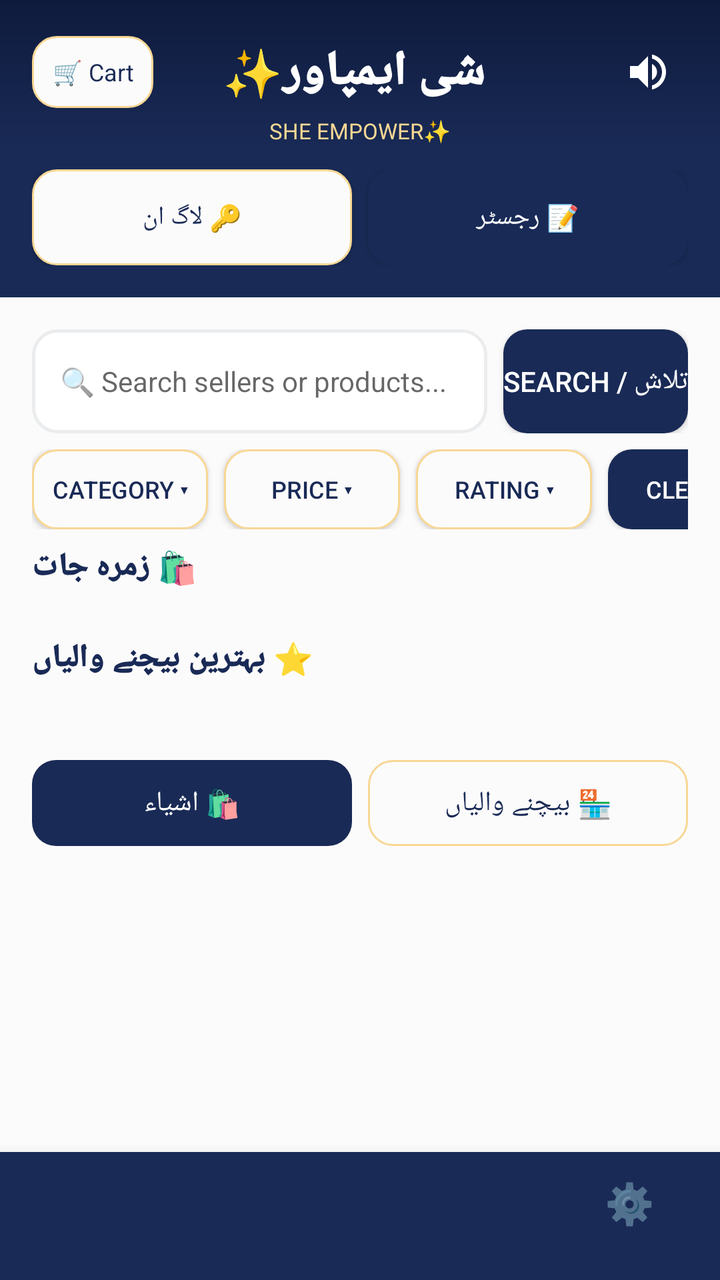
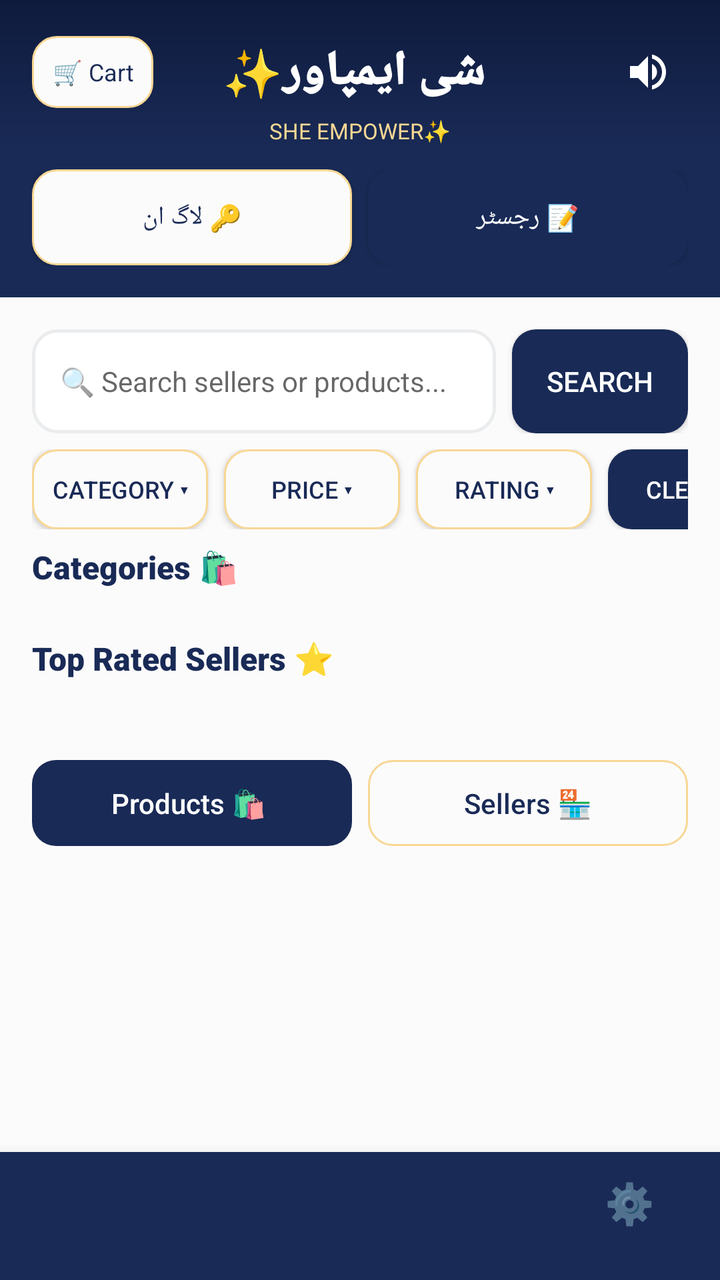

Before-and-after screenshots of an Android layout around one commit, followed by the original layout XML and the change that was made.
<!-- AndroidManifest.xml: application theme Theme.SheEmpower -->
<!-- res/layout/activity_main.xml -->
<?xml version="1.0" encoding="utf-8"?>
<LinearLayout xmlns:android="http://schemas.android.com/apk/res/android"
    android:layout_width="match_parent"
    android:layout_height="match_parent"
    android:background="@color/background"
    android:orientation="vertical">

    <androidx.core.widget.NestedScrollView
        android:layout_width="match_parent"
        android:layout_height="0dp"
        android:layout_weight="1"
        android:fillViewport="true">

        <LinearLayout
            android:layout_width="match_parent"
            android:layout_height="wrap_content"
            android:orientation="vertical">

            
            <LinearLayout
                android:layout_width="match_parent"
                android:layout_height="wrap_content"
                android:background="@drawable/bg_skeu_header"
                android:orientation="vertical"
                android:padding="16dp">

                <RelativeLayout
                    android:layout_width="match_parent"
                    android:layout_height="wrap_content">

                    <TextView
                        android:id="@+id/btnCartHeader"
                        android:layout_width="wrap_content"
                        android:layout_height="36dp"
                        android:layout_alignParentStart="true"
                        android:layout_centerVertical="true"
                        android:background="@drawable/bg_skeu_button_cream"
                        android:paddingStart="10dp"
                        android:paddingEnd="10dp"
                        android:gravity="center"
                        android:text="🛒 Cart"
                        android:textColor="@color/text_primary"
                        android:textSize="12sp"
                        android:fontFamily="sans-serif-bold" />

                    <TextView
                        android:layout_width="wrap_content"
                        android:layout_height="wrap_content"
                        android:layout_centerInParent="true"
                        android:text=" شی ایمپاور✨"
                        android:textSize="24sp"
                        android:fontFamily="sans-serif-black"
                        android:textColor="#FFFFFF" />

                    <ImageButton
                        android:id="@+id/btnSpeaker"
                        android:layout_width="40dp"
                        android:layout_height="40dp"
                        android:layout_alignParentEnd="true"
                        android:layout_centerVertical="true"
                        android:background="?attr/selectableItemBackgroundBorderless"
                        android:src="@drawable/ic_speaker"
                        android:contentDescription="Speaker" />
                </RelativeLayout>

                <TextView
                    android:layout_width="match_parent"
                    android:layout_height="wrap_content"
                    android:text="SHE EMPOWER✨"
                    android:textSize="11sp"
                    android:gravity="center"
                    android:textColor="@color/accent"
                    android:layout_marginTop="2dp" />

                <LinearLayout
                    android:layout_width="match_parent"
                    android:layout_height="wrap_content"
                    android:orientation="horizontal"
                    android:layout_marginTop="12dp">

                    <Button
                        android:id="@+id/btnLogin"
                        android:layout_width="0dp"
                        android:layout_height="48dp"
                        android:layout_weight="1"
                        android:text="🔑 لاگ ان"
                        android:textSize="13sp"
                        android:fontFamily="sans-serif-medium"
                        android:background="@drawable/bg_skeu_button_cream"
                        android:textColor="@color/text_primary"
                        android:layout_marginEnd="8dp" />

                    <Button
                        android:id="@+id/btnJoin"
                        android:layout_width="0dp"
                        android:layout_height="48dp"
                        android:layout_weight="1"
                        android:text="📝 رجسٹر"
                        android:textSize="13sp"
                        android:fontFamily="sans-serif-medium"
                        android:background="@drawable/bg_skeu_button_primary"
                        android:textColor="#FFFFFF" />

                </LinearLayout>
            </LinearLayout>

            
            <LinearLayout
                android:layout_width="match_parent"
                android:layout_height="wrap_content"
                android:orientation="horizontal"
                android:layout_marginStart="16dp"
                android:layout_marginEnd="16dp"
                android:layout_marginTop="16dp"
                android:layout_marginBottom="8dp">

                <EditText
                    android:id="@+id/etSearch"
                    android:layout_width="0dp"
                    android:layout_height="52dp"
                    android:layout_weight="1"
                    android:hint="🔍 Search sellers or products..."
                    android:textSize="14sp"
                    android:padding="14dp"
                    android:background="@drawable/bg_skeu_input"
                    android:layout_marginEnd="8dp" />

                <Button
                    android:id="@+id/btnSearch"
                    android:layout_width="wrap_content"
                    android:layout_height="52dp"
                    android:text="Search / تلاش"
                    android:textColor="#FFFFFF"
                    android:background="@drawable/bg_skeu_button_primary" />
            </LinearLayout>

            <HorizontalScrollView
                android:layout_width="match_parent"
                android:layout_height="wrap_content"
                android:paddingStart="16dp"
                android:paddingEnd="16dp"
                android:paddingBottom="8dp"
                android:scrollbars="none">

                <LinearLayout
                    android:layout_width="wrap_content"
                    android:layout_height="wrap_content"
                    android:orientation="horizontal">

                    <Button
                        android:id="@+id/btnCategoryFilter"
                        android:layout_width="wrap_content"
                        android:layout_height="40dp"
                        android:text="Category ▾"
                        android:textSize="12sp"
                        android:textColor="@color/lavender_text"
                        android:background="@drawable/bg_skeu_button_cream"
                        android:layout_marginEnd="8dp" />

                    <Button
                        android:id="@+id/btnPriceFilter"
                        android:layout_width="wrap_content"
                        android:layout_height="40dp"
                        android:text="Price ▾"
                        android:textSize="12sp"
                        android:textColor="@color/lavender_text"
                        android:background="@drawable/bg_skeu_button_cream"
                        android:layout_marginEnd="8dp" />

                    <Button
                        android:id="@+id/btnRatingFilter"
                        android:layout_width="wrap_content"
                        android:layout_height="40dp"
                        android:text="Rating ▾"
                        android:textSize="12sp"
                        android:textColor="@color/lavender_text"
                        android:background="@drawable/bg_skeu_button_cream"
                        android:layout_marginEnd="8dp" />

                    <Button
                        android:id="@+id/btnClearFilters"
                        android:layout_width="wrap_content"
                        android:layout_height="40dp"
                        android:text="Clear ✕"
                        android:textSize="12sp"
                        android:textColor="#FFFFFF"
                        android:background="@drawable/bg_skeu_button_primary" />

                </LinearLayout>
            </HorizontalScrollView>

            
            <TextView
                android:layout_width="wrap_content"
                android:layout_height="wrap_content"
                android:layout_marginStart="16dp"
                android:text="🛍️ زمرہ جات"
                android:fontFamily="sans-serif-black"
                android:textColor="@color/text_primary"
                android:textSize="16sp" />

            <HorizontalScrollView
                android:layout_width="match_parent"
                android:layout_height="wrap_content"
                android:padding="12dp">

                <LinearLayout
                    android:id="@+id/layoutCategories"
                    android:layout_width="wrap_content"
                    android:layout_height="wrap_content"
                    android:orientation="horizontal" />
            </HorizontalScrollView>

            
            <TextView
                android:layout_width="wrap_content"
                android:layout_height="wrap_content"
                android:layout_marginStart="16dp"
                android:text="⭐ بہترین بیچنے والیاں"
                android:fontFamily="sans-serif-black"
                android:textColor="@color/text_primary"
                android:textSize="16sp" />

            <androidx.recyclerview.widget.RecyclerView
                android:id="@+id/rvTopSellers"
                android:layout_width="match_parent"
                android:layout_height="wrap_content"
                android:padding="12dp" />

            
            <LinearLayout
                android:layout_width="match_parent"
                android:layout_height="wrap_content"
                android:orientation="horizontal"
                android:layout_margin="16dp">

                <TextView
                    android:id="@+id/tvProductsTab"
                    android:layout_width="0dp"
                    android:layout_height="wrap_content"
                    android:layout_weight="1"
                    android:text="🛍️ اشیاء"
                    android:gravity="center"
                    android:padding="12dp"
                    android:fontFamily="sans-serif-medium"
                    android:textColor="#FFFFFF"
                    android:background="@drawable/bg_skeu_button_primary" />

                <TextView
                    android:id="@+id/tvSellersTab"
                    android:layout_width="0dp"
                    android:layout_height="wrap_content"
                    android:layout_weight="1"
                    android:layout_marginStart="8dp"
                    android:text="🏪 بیچنے والیاں"
                    android:gravity="center"
                    android:padding="12dp"
                    android:fontFamily="sans-serif-medium"
                    android:textColor="@color/text_primary"
                    android:background="@drawable/bg_skeu_button_cream" />
            </LinearLayout>

            <androidx.recyclerview.widget.RecyclerView
                android:id="@+id/rvLatestProducts"
                android:layout_width="match_parent"
                android:layout_height="wrap_content"
                android:padding="8dp"
                android:nestedScrollingEnabled="false" />

        </LinearLayout>
    </androidx.core.widget.NestedScrollView>

    <include
        layout="@layout/bottom_nav_bar"
        android:id="@+id/bottomNav" />

</LinearLayout>
<!-- res/layout/bottom_nav_bar.xml (included above) -->
<?xml version="1.0" encoding="utf-8"?>
<LinearLayout
    xmlns:android="http://schemas.android.com/apk/res/android"
    android:id="@+id/bottomNav"
    android:layout_width="match_parent"
    android:layout_height="64dp"
    android:orientation="horizontal"
    android:background="#192A56"
    android:elevation="12dp">

    
    <LinearLayout
        android:id="@+id/navItem1"
        android:layout_width="0dp"
        android:layout_height="match_parent"
        android:layout_weight="1"
        android:orientation="vertical"
        android:gravity="center"
        android:clickable="true"
        android:focusable="true">

        <TextView
            android:id="@+id/navIcon1"
            android:layout_width="wrap_content"
            android:layout_height="wrap_content"
            android:textSize="20sp"/>

        <TextView
            android:id="@+id/navLabel1"
            android:layout_width="wrap_content"
            android:layout_height="wrap_content"
            android:textSize="10sp"
            android:textColor="@color/text_primary"/>

    </LinearLayout>

    
    <LinearLayout
        android:id="@+id/navItem2"
        android:layout_width="0dp"
        android:layout_height="match_parent"
        android:layout_weight="1"
        android:orientation="vertical"
        android:gravity="center"
        android:clickable="true"
        android:focusable="true">

        <TextView
            android:id="@+id/navIcon2"
            android:layout_width="wrap_content"
            android:layout_height="wrap_content"
            android:textSize="20sp"/>

        <TextView
            android:id="@+id/navLabel2"
            android:layout_width="wrap_content"
            android:layout_height="wrap_content"
            android:textSize="10sp"
            android:textColor="@color/text_primary"/>

    </LinearLayout>

    
    <LinearLayout
        android:id="@+id/navItem3"
        android:layout_width="0dp"
        android:layout_height="match_parent"
        android:layout_weight="1"
        android:orientation="vertical"
        android:gravity="center"
        android:clickable="true"
        android:focusable="true">

        <TextView
            android:id="@+id/navIcon3"
            android:layout_width="wrap_content"
            android:layout_height="wrap_content"
            android:textSize="20sp"/>

        <TextView
            android:id="@+id/navLabel3"
            android:layout_width="wrap_content"
            android:layout_height="wrap_content"
            android:textSize="10sp"
            android:textColor="@color/text_primary"/>

    </LinearLayout>

    
    <LinearLayout
        android:id="@+id/navItem4"
        android:layout_width="0dp"
        android:layout_height="match_parent"
        android:layout_weight="1"
        android:orientation="vertical"
        android:gravity="center"
        android:clickable="true"
        android:focusable="true">

        <TextView
            android:id="@+id/navIcon4"
            android:layout_width="wrap_content"
            android:layout_height="wrap_content"
            android:text="⚙️"
            android:textSize="20sp"/>

        <TextView
            android:id="@+id/navLabel4"
            android:layout_width="wrap_content"
            android:layout_height="wrap_content"
            android:text="سیٹنگز"
            android:textSize="10sp"
            android:textColor="@color/text_primary"/>

    </LinearLayout>

</LinearLayout>
<!-- resources referenced by this layout -->
<resources>
  <color name="accent">#F7D794</color>
  <color name="background">#FCFBFB</color>
  <color name="lavender_text">#192A56</color>
  <color name="text_primary">#192A56</color>
  <!-- drawable bg_skeu_button_cream (drawable) -->
  <?xml version="1.0" encoding="utf-8"?>
  <shape xmlns:android="http://schemas.android.com/apk/res/android"
      android:shape="rectangle">
      <solid android:color="@color/pearl_white" />
      <corners android:radius="12dp" />
      <stroke android:color="@color/champagne" android:width="1dp" />
  </shape>
  <!-- drawable bg_skeu_button_primary (drawable) -->
  <?xml version="1.0" encoding="utf-8"?>
  <shape xmlns:android="http://schemas.android.com/apk/res/android"
      android:shape="rectangle">
      <solid android:color="@color/midnight_navy" />
      <corners android:radius="12dp" />
  </shape>
  <!-- drawable bg_skeu_header (drawable) -->
  <?xml version="1.0" encoding="utf-8"?>
  <shape xmlns:android="http://schemas.android.com/apk/res/android"
      android:shape="rectangle">
      <gradient
          android:startColor="#0F1B3D"
          android:centerColor="#192A56"
          android:endColor="#192A56"
          android:angle="270" />
  </shape>
  <!-- drawable bg_skeu_input (drawable) -->
  <?xml version="1.0" encoding="utf-8"?>
  <shape xmlns:android="http://schemas.android.com/apk/res/android"
      android:shape="rectangle">
      <solid android:color="@color/white" />
      <corners android:radius="12dp" />
      <stroke android:color="@color/card_border" android:width="1.5dp" />
  </shape>
  <!-- drawable ic_speaker (drawable) -->
  <?xml version="1.0" encoding="utf-8"?>
  <vector xmlns:android="http://schemas.android.com/apk/res/android"
      android:width="24dp"
      android:height="24dp"
      android:viewportWidth="24"
      android:viewportHeight="24">
      <path
          android:fillColor="#FFFFFF"
          android:pathData="M3,9v6h4l5,5V4L7,9H3zm13.5,3c0-1.77-1.02-3.29-2.5-4.03v8.05c1.48-0.73,2.5-2.25,2.5-4.02zM14,3.23v2.06c2.89,0.86,5,3.54,5,6.71s-2.11,5.85-5,6.71v2.06c4.01-0.91,7-4.49,7-8.77s-2.99-7.86-7-8.77z"/>
  </vector>
  <style name="Theme.SheEmpower" parent="Theme.AppCompat.Light.NoActionBar">
          <item name="colorPrimary">@color/primary</item>
          <item name="colorPrimaryDark">@color/primary_dark</item>
          <item name="colorAccent">@color/accent</item>
          <item name="android:windowBackground">@color/background</item>
          <item name="android:colorBackground">@color/background</item>
          <item name="android:textColorPrimary">@color/text_primary</item>
          <item name="android:textColorSecondary">@color/text_secondary</item>
          <item name="android:statusBarColor">@color/primary_dark</item>
      </style>
  <color name="pearl_white">#FCFBFB</color>
  <color name="champagne">#F7D794</color>
  <color name="midnight_navy">#192A56</color>
  <color name="white">#FFFFFF</color>
  <color name="card_border">#EAECEE</color>
  <color name="primary">#192A56</color>
  kkkkkkkkk
  <color name="primary_dark">#0F1B3D</color>
  <color name="text_secondary">#6B7A99</color>
</resources>

<!-- the commit's change to res/layout/activity_main.xml (unified diff, before → after) -->
@@ -129,7 +129,7 @@
                     android:id="@+id/btnSearch"
                     android:layout_width="wrap_content"
                     android:layout_height="52dp"
-                    android:text="Search / تلاش"
+                    android:text="Search"
                     android:textColor="#FFFFFF"
                     android:background="@drawable/bg_skeu_button_primary" />
             </LinearLayout>
@@ -194,7 +194,7 @@
                 android:layout_width="wrap_content"
                 android:layout_height="wrap_content"
                 android:layout_marginStart="16dp"
-                android:text="🛍️ زمرہ جات"
+                android:text="Categories 🛍️ "
                 android:fontFamily="sans-serif-black"
                 android:textColor="@color/text_primary"
                 android:textSize="16sp" />
@@ -216,7 +216,7 @@
                 android:layout_width="wrap_content"
                 android:layout_height="wrap_content"
                 android:layout_marginStart="16dp"
-                android:text="⭐ بہترین بیچنے والیاں"
+                android:text="Top Rated Sellers ⭐ "
                 android:fontFamily="sans-serif-black"
                 android:textColor="@color/text_primary"
                 android:textSize="16sp" />
@@ -239,7 +239,7 @@
                     android:layout_width="0dp"
                     android:layout_height="wrap_content"
                     android:layout_weight="1"
-                    android:text="🛍️ اشیاء"
+                    android:text="Products 🛍️ "
                     android:gravity="center"
                     android:padding="12dp"
                     android:fontFamily="sans-serif-medium"
@@ -252,7 +252,7 @@
                     android:layout_height="wrap_content"
                     android:layout_weight="1"
                     android:layout_marginStart="8dp"
-                    android:text="🏪 بیچنے والیاں"
+                    android:text="Sellers 🏪"
                     android:gravity="center"
                     android:padding="12dp"
                     android:fontFamily="sans-serif-medium"
@@ -386,7 +386,7 @@
             android:id="@+id/navLabel4"
             android:layout_width="wrap_content"
             android:layout_height="wrap_content"
-            android:text="سیٹنگز"
+            android:text="Settings"
             android:textSize="10sp"
             android:textColor="@color/text_primary"/>
 
